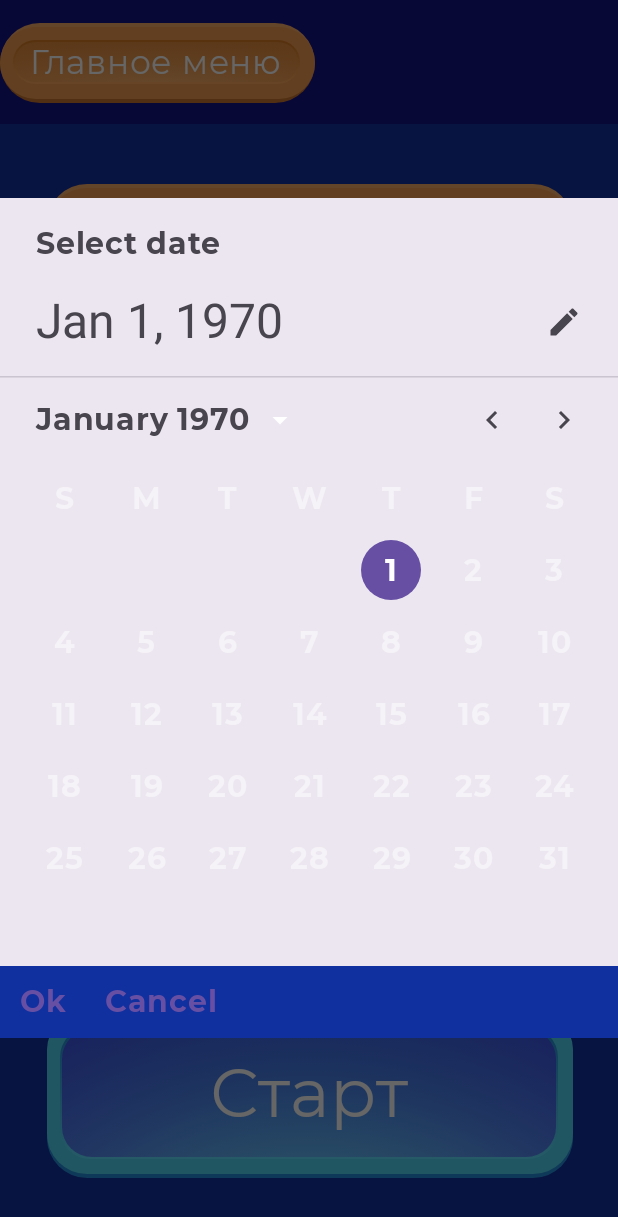
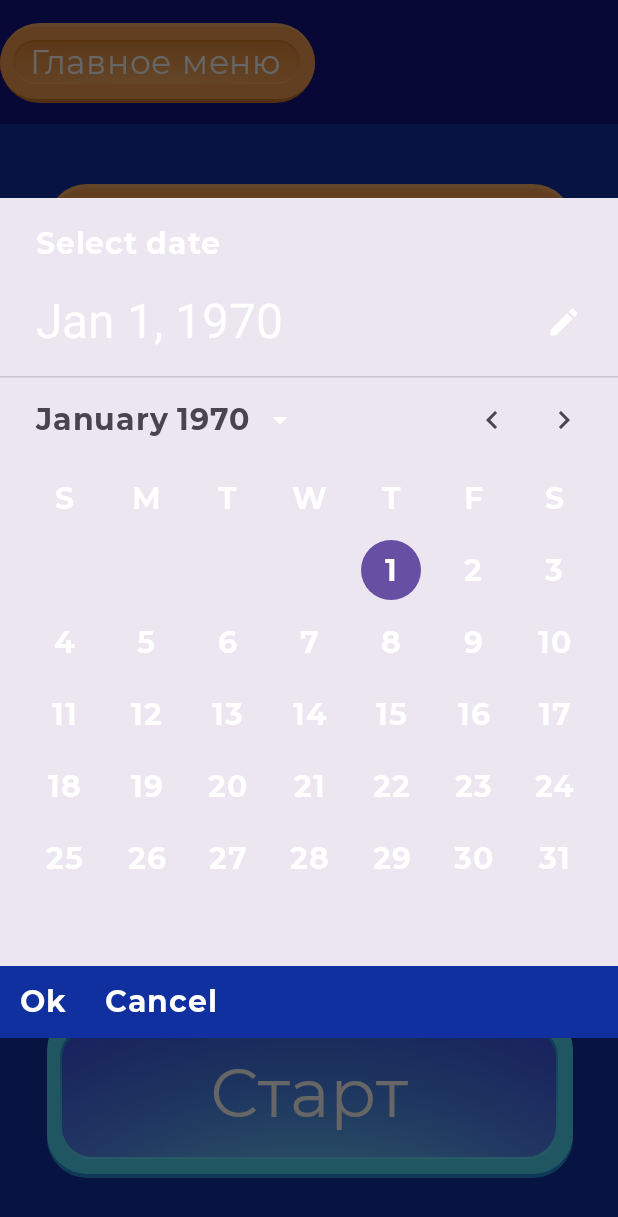
Before and after one commit to Ilesha23/football-timer-app, an Android app built with Jetpack Compose: the composable NewGameScreenContent shown on its own in the app's theme, after a tap on "дата", on a phone screen of 412 x 824 dp. Shown: the top 1217 px of the screen. Run offline under Robolectric (Android 15) with nearby library versions, the phone set to English and light mode, and no system bars.

Commit message:
fixed colors in date and time pickers

```diff
--- a/football/src/main/java/com/ilesha23/football/ui/newGameScreen/NewGameScreen.kt
+++ b/football/src/main/java/com/ilesha23/football/ui/newGameScreen/NewGameScreen.kt
@@ -14,6 +14,7 @@ import androidx.compose.foundation.layout.width
 import androidx.compose.material3.AlertDialog
 import androidx.compose.material3.Button
 import androidx.compose.material3.DatePicker
+import androidx.compose.material3.DatePickerDefaults
 import androidx.compose.material3.ExperimentalMaterial3Api
 import androidx.compose.material3.MaterialTheme
 import androidx.compose.material3.Surface
@@ -21,6 +22,7 @@ import androidx.compose.material3.Text
 import androidx.compose.material3.TextButton
 import androidx.compose.material3.TextField
 import androidx.compose.material3.TimePicker
+import androidx.compose.material3.TimePickerDefaults
 import androidx.compose.material3.rememberDatePickerState
 import androidx.compose.material3.rememberTimePickerState
 import androidx.compose.runtime.Composable
@@ -142,7 +144,17 @@ fun NewGameScreenContent(
                 ) { Text("Cancel") }
             }
         ) {
-            TimePicker(state = timePickerState)
+            TimePicker(
+                state = timePickerState,
+                colors = TimePickerDefaults.colors(
+                    clockDialColor = MaterialTheme.colorScheme.background,
+                    clockDialUnselectedContentColor = MaterialTheme.colorScheme.onBackground,
+                    timeSelectorSelectedContainerColor = MaterialTheme.colorScheme.background,
+                    timeSelectorSelectedContentColor = MaterialTheme.colorScheme.onBackground,
+                    timeSelectorUnselectedContainerColor = MaterialTheme.colorScheme.tertiaryContainer,
+                    timeSelectorUnselectedContentColor = MaterialTheme.colorScheme.onBackground
+                )
+            )
         }
     }
 
@@ -327,17 +339,35 @@ fun DatePickerDialog(
         Column(modifier = Modifier.background(color = MaterialTheme.colorScheme.background)) {
             val datePickerState =
                 rememberDatePickerState(initialSelectedDateMillis = currentDate)
-            DatePicker(state = datePickerState)
+            DatePicker(
+                state = datePickerState,
+                colors = DatePickerDefaults.colors(
+                    titleContentColor = MaterialTheme.colorScheme.onBackground,
+                    headlineContentColor = MaterialTheme.colorScheme.onBackground,
+                    weekdayContentColor = MaterialTheme.colorScheme.onBackground,
+                    dayContentColor = MaterialTheme.colorScheme.onBackground
+                )
+            )
             Row {
                 TextButton(
                     onClick = {
                         onDismissRequest()
                         onSubmitDate(datePickerState.selectedDateMillis ?: 0)
                     }
-                ) { Text("Ok"/*stringResource(R.string.ok)*/) }
+                ) {
+                    Text(
+                        text = "Ok",
+                        color = MaterialTheme.colorScheme.onBackground
+                    )
+                }
                 TextButton(
                     onClick = onDismissRequest
-                ) { Text("Cancel"/*stringResource(R.string.cancel)*/) }
+                ) {
+                    Text(
+                        text = "Cancel",
+                        color = MaterialTheme.colorScheme.onBackground
+                    )
+                }
             }
         }
     }
@@ -379,6 +409,7 @@ fun CustomTimePickerDialog(
                         .fillMaxWidth()
                         .padding(bottom = 20.dp),
                     text = title,
+                    color = MaterialTheme.colorScheme.background,
                     style = MaterialTheme.typography.labelMedium
                 )
                 content()
--- a/football/src/main/java/com/ilesha23/football/ui/theme/Color.kt
+++ b/football/src/main/java/com/ilesha23/football/ui/theme/Color.kt
@@ -6,5 +6,6 @@ val White = Color(0xFFFFFFFF)
 val LightWhite = Color(0x80FFFFFF)
 val Blue = Color(0xFF1130A0)
 val DarkBlue = Color(0xFF15138B)
+val LightBlue = Color(0xFF7674B3)
 val OrangeDark = Color(0xFFEE8C38)
 val OrangeLight = Color(0xFFF59D50)
--- a/football/src/main/java/com/ilesha23/football/ui/theme/Theme.kt
+++ b/football/src/main/java/com/ilesha23/football/ui/theme/Theme.kt
@@ -16,6 +16,7 @@ private val DarkColorScheme = darkColorScheme(
     secondaryContainer = OrangeLight,
     onSecondaryContainer = White,
     tertiary = DarkBlue,
+    tertiaryContainer = LightBlue,
     background = Blue,
     onBackground = White,
     onSurface = LightWhite,
@@ -28,6 +29,7 @@ private val LightColorScheme = lightColorScheme(
     secondaryContainer = OrangeLight,
     onSecondaryContainer = White,
     tertiary = DarkBlue,
+    tertiaryContainer = LightBlue,
     background = Blue,
     onBackground = White,
     onSurface = LightWhite
```
